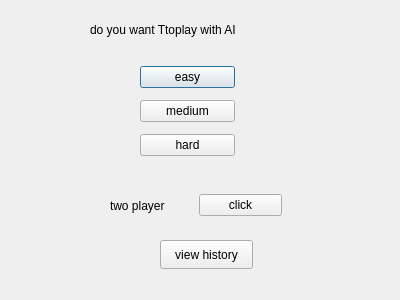
Above: GUI/login.ui from AHMED-ABDELLATIF56/Advanced-Tic-Tac-Toe before the change. Below: the same form after it.
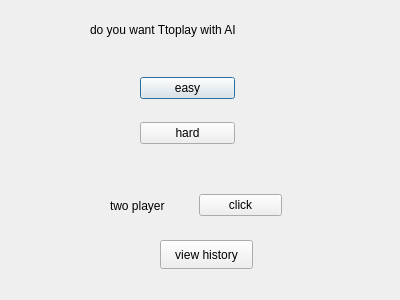
That is the form after the change.

```diff
--- a/GUI/login.ui
+++ b/GUI/login.ui
@@ -43,13 +43,6 @@
       </property>
      </widget>
     </item>
-    <item>
-     <widget class="QPushButton" name="pushButton_AI_medium">
-      <property name="text">
-       <string>medium</string>
-      </property>
-     </widget>
-    </item>
     <item>
      <widget class="QPushButton" name="pushButton_AI_hard">
       <property name="text">
```
